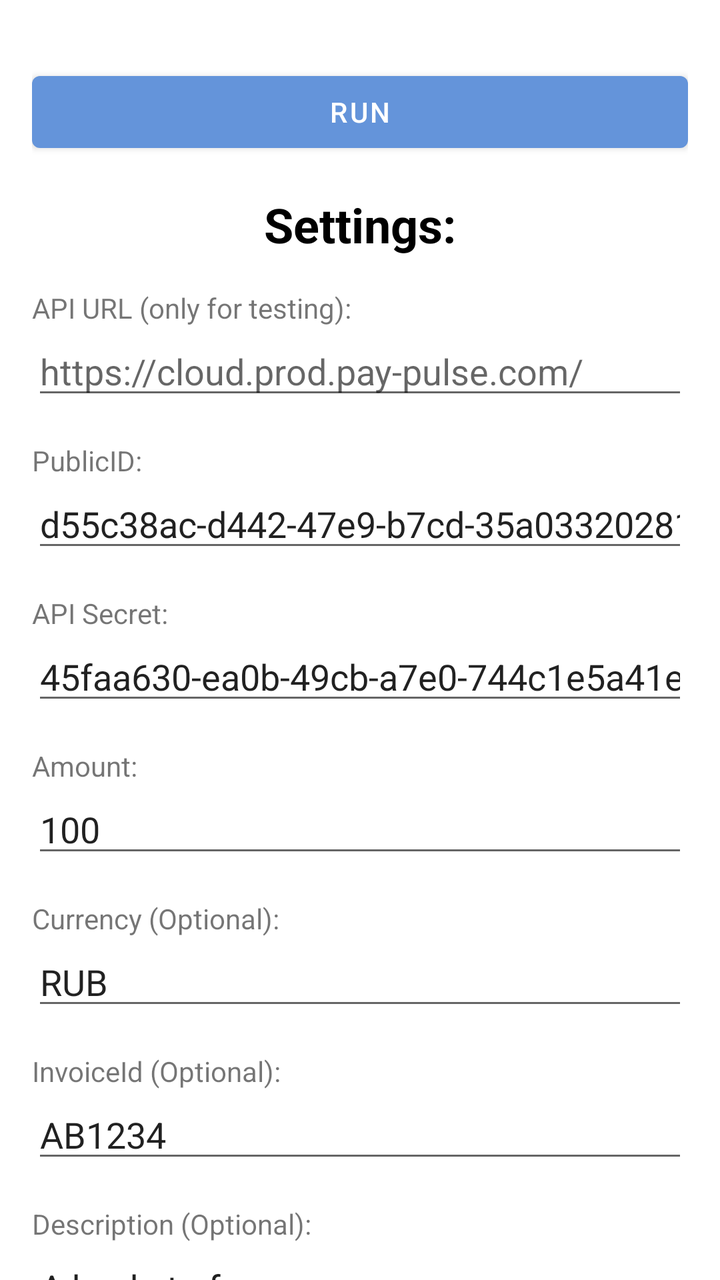
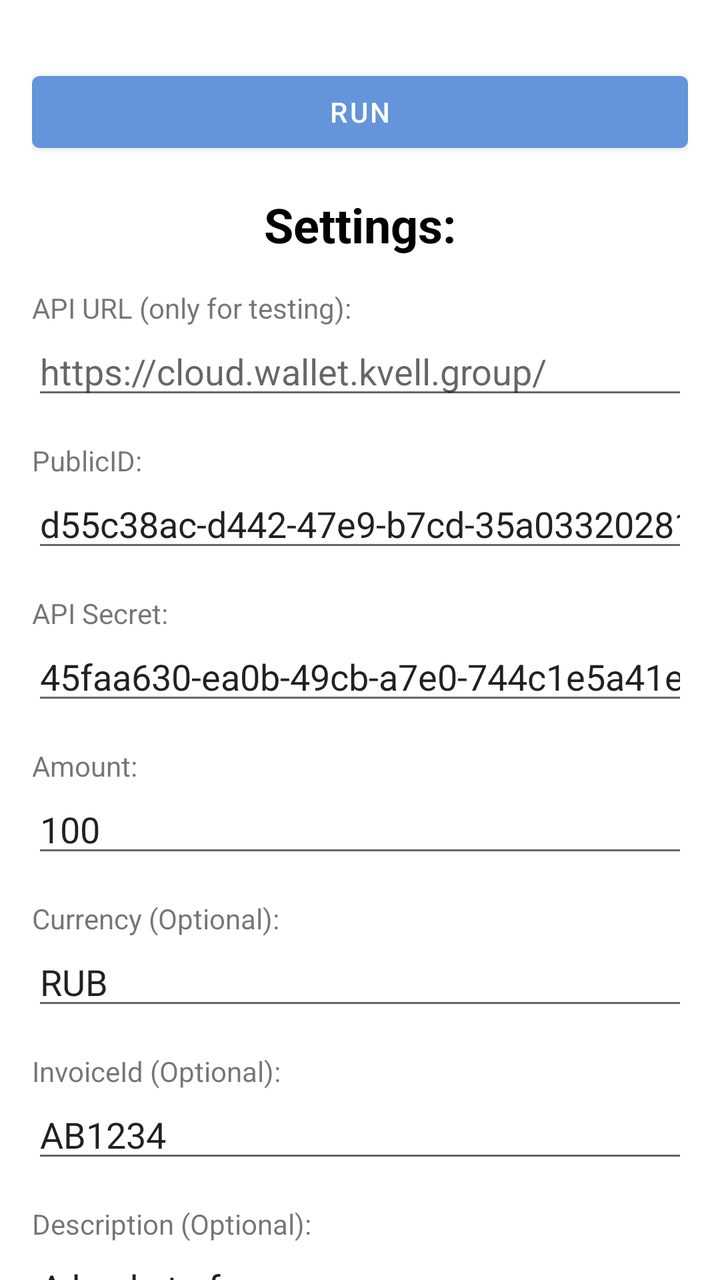

Before-and-after screenshots of an Android layout around one commit, followed by the original layout XML and the change that was made.
<!-- AndroidManifest.xml: application theme AppTheme -->
<!-- res/layout/activity_main.xml -->
<?xml version="1.0" encoding="utf-8"?>
<androidx.constraintlayout.widget.ConstraintLayout
    xmlns:android="http://schemas.android.com/apk/res/android"
    android:layout_width="match_parent"
    android:layout_height="match_parent"
    android:background="@android:color/white">

    <androidx.core.widget.NestedScrollView
        android:layout_width="match_parent"
        android:layout_height="match_parent">

        <LinearLayout
            android:layout_width="match_parent"
            android:layout_height="match_parent"
            android:padding="@dimen/ui_margin_16dp"
            android:orientation="vertical">

            
            <ImageView
                android:layout_width="match_parent"
                android:layout_height="wrap_content"
                android:src="@null" />

            <Button
                android:id="@+id/button_run_top"
                android:layout_width="match_parent"
                android:layout_height="wrap_content"
                android:layout_marginTop="@dimen/ui_margin_16dp"
                android:text="RUN"/>

            <TextView
                android:layout_width="match_parent"
                android:layout_height="wrap_content"
                android:layout_marginTop="16dp"
                android:gravity="center"
                android:textColor="@android:color/black"
                android:textStyle="bold"
                android:textSize="24sp"
                android:text="Settings:"/>

            <TextView
                style="@style/CPETextView"
                android:text="API URL (only for testing):"/>

            <EditText
                android:id="@+id/edit_api_url"
                style="@style/CPEditText"
                android:hint="https://cloud.prod.pay-pulse.com/"/>

            <TextView
                style="@style/CPETextView"
                android:text="PublicID:"/>

            <EditText
                android:id="@+id/edit_public_id"
                style="@style/CPEditText"
                android:hint="d55c38ac-d442-47e9-b7cd-35a03320281b"
                android:text="d55c38ac-d442-47e9-b7cd-35a03320281b"/>

            <TextView
                style="@style/CPETextView"
                android:text="API Secret:"/>

            <EditText
                android:id="@+id/edit_api_secret"
                style="@style/CPEditText"
                android:hint="45faa630-ea0b-49cb-a7e0-744c1e5a41e3"
                android:text="45faa630-ea0b-49cb-a7e0-744c1e5a41e3"/>

            <TextView
                style="@style/CPETextView"
                android:text="Amount:"/>

            <EditText
                android:id="@+id/edit_amount"
                style="@style/CPEditText"
                android:hint="100"
                android:text="100"/>

            <TextView
                style="@style/CPETextView"
                android:text="Currency (Optional):"/>

            <EditText
                android:id="@+id/edit_currency"
                style="@style/CPEditText"
                android:hint="RUB"
                android:text="RUB"/>

            <TextView
                style="@style/CPETextView"
                android:text="InvoiceId (Optional):"/>

            <EditText
                android:id="@+id/edit_invoice_id"
                style="@style/CPEditText"
                android:hint="AB1234"
                android:text="AB1234"/>

            <TextView
                style="@style/CPETextView"
                android:text="Description (Optional):"/>

            <EditText
                android:id="@+id/edit_description"
                style="@style/CPEditText"
                android:hint="A basket of oranges"
                android:text="A basket of oranges"/>

            <TextView
                style="@style/CPETextView"
                android:text="AccountId (Optional):"/>

            <EditText
                android:id="@+id/edit_account_id"
                style="@style/CPEditText"
                android:hint="AB12"
                android:text="AB12"/>

            <TextView
                style="@style/CPETextView"
                android:text="Email (Optional):"/>

            <EditText
                android:id="@+id/edit_email"
                style="@style/CPEditText"
                android:hint="test@kvell.ru"
                android:text="test@kvell.ru" />

            <TextView
                style="@style/CPETextView"
                android:text="Payer.FirstName (Optional):"/>

            <EditText
                android:id="@+id/edit_payer_first_name"
                style="@style/CPEditText"
                android:hint="Vasya"
                android:text="Vasya"/>

            <TextView
                style="@style/CPETextView"
                android:text="Payer.LastName (Optional):"/>

            <EditText
                android:id="@+id/edit_payer_last_name"
                style="@style/CPEditText"
                android:hint="Ivanov"
                android:text="Ivanov"/>

            <TextView
                style="@style/CPETextView"
                android:text="Payer.MiddleName (Optional):"/>

            <EditText
                android:id="@+id/edit_payer_middle_name"
                style="@style/CPEditText"
                android:hint="Semionovich"
                android:text="Semionovich"/>

            <TextView
                style="@style/CPETextView"
                android:text="Payer.Birth (Optional):"/>

            <EditText
                android:id="@+id/edit_payer_birth"
                style="@style/CPEditText"
                android:hint="1955-02-24"
                android:text="1955-02-24"/>

            <TextView
                style="@style/CPETextView"
                android:text="Payer.Address (Optional):"/>

            <EditText
                android:id="@+id/edit_payer_address"
                style="@style/CPEditText"
                android:hint="home 8, room 36"
                android:text="home 8, room 36"/>

            <TextView
                style="@style/CPETextView"
                android:text="Payer.Street (Optional):"/>

            <EditText
                android:id="@+id/edit_payer_street"
                style="@style/CPEditText"
                android:hint="Lenina"
                android:text="Lenina"/>

            <TextView
                style="@style/CPETextView"
                android:text="Payer.City (Optional):"/>

            <EditText
                android:id="@+id/edit_payer_city"
                style="@style/CPEditText"
                android:hint="Moscow"
                android:text="Moscow"/>

            <TextView
                style="@style/CPETextView"
                android:text="Payer.Country (Optional):"/>

            <EditText
                android:id="@+id/edit_payer_country"
                style="@style/CPEditText"
                android:hint="RU"
                android:text="RU"/>

            <TextView
                style="@style/CPETextView"
                android:text="Payer.Phone (Optional):"/>

            <EditText
                android:id="@+id/edit_payer_phone"
                style="@style/CPEditText"
                android:hint="+79991234567"
                android:text="+79991234567"/>

            <TextView
                style="@style/CPETextView"
                android:text="Payer.Postcode (Optional):"/>

            <EditText
                android:id="@+id/edit_payer_postcode"
                style="@style/CPEditText"
                android:hint="123456"
                android:text="123456"/>

            <TextView
                style="@style/CPETextView"
                android:text="JsonData (Optional):"/>

            <EditText
                android:id="@+id/edit_json_data"
                style="@style/CPEditText"
                android:hint="{name: Ivan}"
                android:text="{name: Ivan}"/>

            <CheckBox
                android:id="@+id/checkbox_dual_message_payment"
                android:layout_width="match_parent"
                android:layout_height="wrap_content"
                android:text="Dual message payment"/>

            <Button
                android:id="@+id/button_run"
                android:layout_width="match_parent"
                android:layout_height="wrap_content"
                android:layout_marginTop="@dimen/ui_margin_16dp"
                android:text="RUN"/>

        </LinearLayout>
    </androidx.core.widget.NestedScrollView>
</androidx.constraintlayout.widget.ConstraintLayout>
<!-- resources referenced by this layout -->
<resources>
  <dimen name="ui_margin_16dp">16dp</dimen>
  <style name="CPETextView">
          <item name="android:layout_width">match_parent</item>
          <item name="android:layout_height">wrap_content</item>
          <item name="android:layout_marginTop">@dimen/ui_margin_16dp</item>
          <item name="android:singleLine">true</item>
          <item name="android:maxLines">1</item>
      </style>
  <style name="CPEditText">
          <item name="android:layout_width">match_parent</item>
          <item name="android:layout_height">wrap_content</item>
          <item name="android:singleLine">true</item>
          <item name="android:maxLines">1</item>
      </style>
  <style name="AppTheme" parent="Theme.MaterialComponents.Light.NoActionBar">
          
          <item name="colorPrimary">@color/colorPrimary</item>
          <item name="colorPrimaryDark">@color/colorPrimaryDark</item>
          <item name="colorAccent">@color/colorAccent</item>
          <item name="android:actionMenuTextAppearance">@style/ActionMenuTextAppearance</item>
      </style>
  <color name="colorPrimary">#6494DA</color>
  <color name="colorPrimaryDark">#393861</color>
  <color name="colorAccent">#6494DA</color>
  <style name="ActionMenuTextAppearance" parent="Theme.MaterialComponents">
          <item name="android:textAllCaps">false</item>
          <item name="android:textSize">14sp</item>
      </style>
</resources>

<!-- the commit's change to res/layout/activity_main.xml (unified diff, before → after) -->
@@ -45,7 +45,7 @@
             <EditText
                 android:id="@+id/edit_api_url"
                 style="@style/CPEditText"
-                android:hint="https://cloud.prod.pay-pulse.com/"/>
+                android:hint="https://cloud.wallet.kvell.group/"/>
 
             <TextView
                 style="@style/CPETextView"
